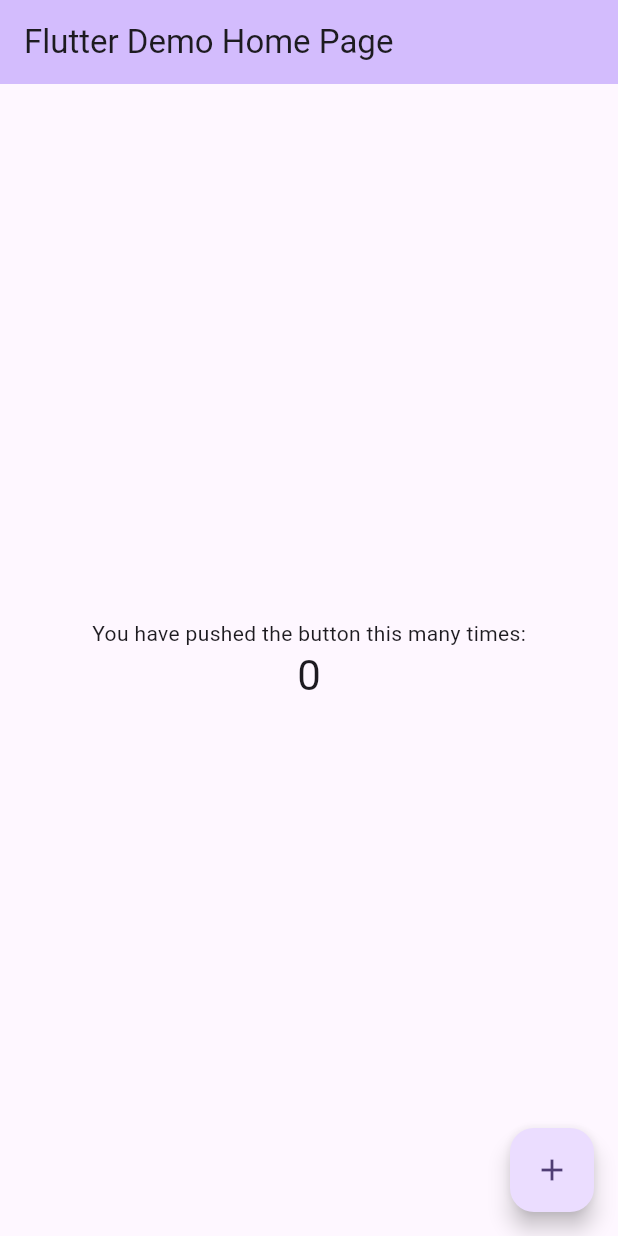
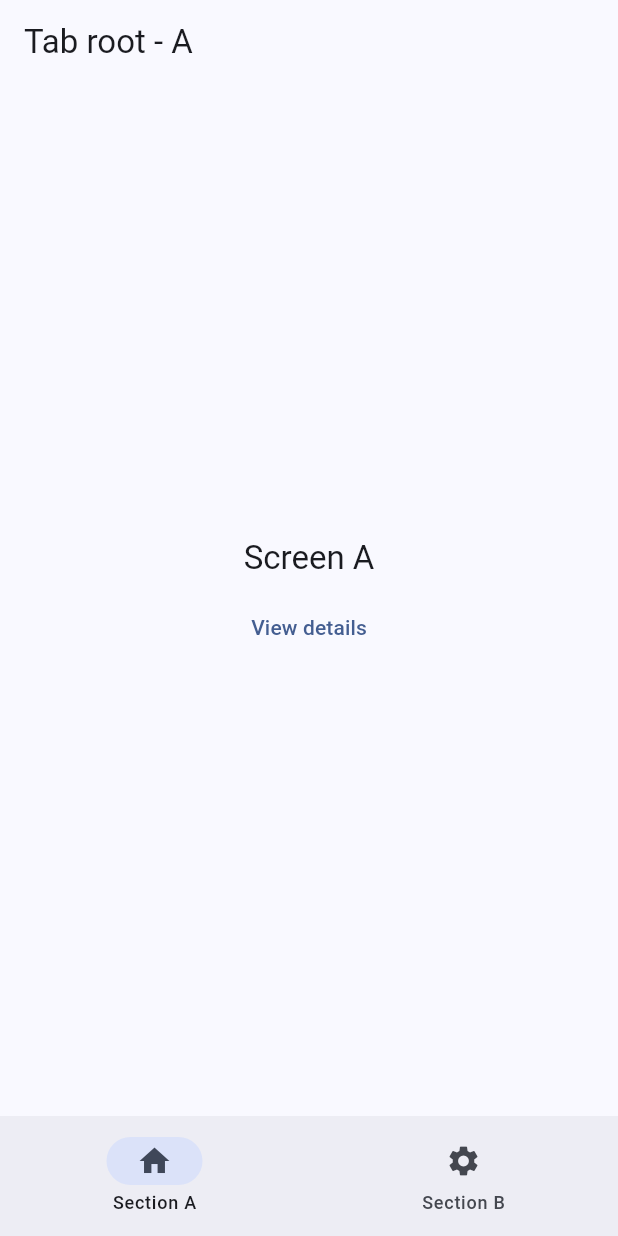
Before and after one commit to caodaion/caodaion_flutter, a Flutter app: the screen it shows after launch, on a phone screen of 412 x 824 dp. Run offline on Flutter 3.47's test engine with Material 3 defaults, Android fonts, the light colour scheme and no system bars; our stand-ins replace go_router.

Commit message:
update navigation method

```diff
--- a/lib/main.dart
+++ b/lib/main.dart
@@ -1,125 +1,281 @@
 import 'package:flutter/material.dart';
+import 'package:go_router/go_router.dart';
+// ignore: depend_on_referenced_packages
+import 'package:flutter_web_plugins/url_strategy.dart';
+
+// private navigators
+final _rootNavigatorKey = GlobalKey<NavigatorState>();
+final _shellNavigatorAKey = GlobalKey<NavigatorState>(debugLabel: 'shellA');
+final _shellNavigatorBKey = GlobalKey<NavigatorState>(debugLabel: 'shellB');
+
+final goRouter = GoRouter(
+  initialLocation: '/a',
+  // * Passing a navigatorKey causes an issue on hot reload:
+  // * https://github.com/flutter/flutter/issues/113757#issuecomment-1518421380
+  // * However it's still necessary otherwise the navigator pops back to
+  // * root on hot reload
+  navigatorKey: _rootNavigatorKey,
+  debugLogDiagnostics: true,
+  routes: [
+    // Stateful navigation based on:
+    // https://github.com/flutter/packages/blob/main/packages/go_router/example/lib/stateful_shell_route.dart
+    StatefulShellRoute.indexedStack(
+      builder: (context, state, navigationShell) {
+        return ScaffoldWithNestedNavigation(navigationShell: navigationShell);
+      },
+      branches: [
+        StatefulShellBranch(
+          navigatorKey: _shellNavigatorAKey,
+          routes: [
+            GoRoute(
+              path: '/a',
+              pageBuilder: (context, state) => const NoTransitionPage(
+                child: RootScreen(label: 'A', detailsPath: '/a/details'),
+              ),
+              routes: [
+                GoRoute(
+                  path: 'details',
+                  builder: (context, state) => const DetailsScreen(label: 'A'),
+                ),
+              ],
+            ),
+          ],
+        ),
+        StatefulShellBranch(
+          navigatorKey: _shellNavigatorBKey,
+          routes: [
+            // Shopping Cart
+            GoRoute(
+              path: '/b',
+              pageBuilder: (context, state) => const NoTransitionPage(
+                child: RootScreen(label: 'B', detailsPath: '/b/details'),
+              ),
+              routes: [
+                GoRoute(
+                  path: 'details',
+                  builder: (context, state) => const DetailsScreen(label: 'B'),
+                ),
+              ],
+            ),
+          ],
+        ),
+      ],
+    ),
+  ],
+);
 
 void main() {
+  // turn off the # in the URLs on the web
+  usePathUrlStrategy();
   runApp(const MyApp());
 }
 
 class MyApp extends StatelessWidget {
   const MyApp({super.key});
 
-  // This widget is the root of your application.
   @override
   Widget build(BuildContext context) {
-    return MaterialApp(
-      title: 'Flutter Demo',
+    return MaterialApp.router(
+      routerConfig: goRouter,
+      debugShowCheckedModeBanner: false,
       theme: ThemeData(
-        // This is the theme of your application.
-        //
-        // TRY THIS: Try running your application with "flutter run". You'll see
-        // the application has a purple toolbar. Then, without quitting the app,
-        // try changing the seedColor in the colorScheme below to Colors.green
-        // and then invoke "hot reload" (save your changes or press the "hot
-        // reload" button in a Flutter-supported IDE, or press "r" if you used
-        // the command line to start the app).
-        //
-        // Notice that the counter didn't reset back to zero; the application
-        // state is not lost during the reload. To reset the state, use hot
-        // restart instead.
-        //
-        // This works for code too, not just values: Most code changes can be
-        // tested with just a hot reload.
-        colorScheme: ColorScheme.fromSeed(seedColor: Colors.deepPurple),
-        useMaterial3: true,
+        colorScheme: ColorScheme.fromSeed(
+          seedColor: const Color(0xff4285f4),
+        ),
       ),
-      home: const MyHomePage(title: 'Flutter Demo Home Page'),
     );
   }
 }
 
-class MyHomePage extends StatefulWidget {
-  const MyHomePage({super.key, required this.title});
+// Stateful navigation based on:
+// https://github.com/flutter/packages/blob/main/packages/go_router/example/lib/stateful_shell_route.dart
+class ScaffoldWithNestedNavigation extends StatelessWidget {
+  const ScaffoldWithNestedNavigation({
+    Key? key,
+    required this.navigationShell,
+  }) : super(
+            key: key ?? const ValueKey<String>('ScaffoldWithNestedNavigation'));
+  final StatefulNavigationShell navigationShell;
 
-  // This widget is the home page of your application. It is stateful, meaning
-  // that it has a State object (defined below) that contains fields that affect
-  // how it looks.
-
-  // This class is the configuration for the state. It holds the values (in this
-  // case the title) provided by the parent (in this case the App widget) and
-  // used by the build method of the State. Fields in a Widget subclass are
-  // always marked "final".
-
-  final String title;
-
-  @override
-  State<MyHomePage> createState() => _MyHomePageState();
-}
-
-class _MyHomePageState extends State<MyHomePage> {
-  int _counter = 0;
-
-  void _incrementCounter() {
-    setState(() {
-      // This call to setState tells the Flutter framework that something has
-      // changed in this State, which causes it to rerun the build method below
-      // so that the display can reflect the updated values. If we changed
-      // _counter without calling setState(), then the build method would not be
-      // called again, and so nothing would appear to happen.
-      _counter++;
-    });
+  void _goBranch(int index) {
+    navigationShell.goBranch(
+      index,
+      // A common pattern when using bottom navigation bars is to support
+      // navigating to the initial location when tapping the item that is
+      // already active. This example demonstrates how to support this behavior,
+      // using the initialLocation parameter of goBranch.
+      initialLocation: index == navigationShell.currentIndex,
+    );
   }
 
   @override
   Widget build(BuildContext context) {
-    // This method is rerun every time setState is called, for instance as done
-    // by the _incrementCounter method above.
-    //
-    // The Flutter framework has been optimized to make rerunning build methods
-    // fast, so that you can just rebuild anything that needs updating rather
-    // than having to individually change instances of widgets.
+    return LayoutBuilder(builder: (context, constraints) {
+      if (constraints.maxWidth < 450) {
+        return ScaffoldWithNavigationBar(
+          body: navigationShell,
+          selectedIndex: navigationShell.currentIndex,
+          onDestinationSelected: _goBranch,
+        );
+      } else {
+        return ScaffoldWithNavigationRail(
+          body: navigationShell,
+          selectedIndex: navigationShell.currentIndex,
+          onDestinationSelected: _goBranch,
+        );
+      }
+    });
+  }
+}
+
+class ScaffoldWithNavigationBar extends StatelessWidget {
+  const ScaffoldWithNavigationBar({
+    super.key,
+    required this.body,
+    required this.selectedIndex,
+    required this.onDestinationSelected,
+  });
+  final Widget body;
+  final int selectedIndex;
+  final ValueChanged<int> onDestinationSelected;
+
+  @override
+  Widget build(BuildContext context) {
+    return Scaffold(
+      body: body,
+      bottomNavigationBar: NavigationBar(
+        selectedIndex: selectedIndex,
+        destinations: const [
+          NavigationDestination(label: 'Section A', icon: Icon(Icons.home)),
+          NavigationDestination(label: 'Section B', icon: Icon(Icons.settings)),
+        ],
+        onDestinationSelected: onDestinationSelected,
+      ),
+    );
+  }
+}
+
+class ScaffoldWithNavigationRail extends StatelessWidget {
+  const ScaffoldWithNavigationRail({
+    super.key,
+    required this.body,
+    required this.selectedIndex,
+    required this.onDestinationSelected,
+  });
+  final Widget body;
+  final int selectedIndex;
+  final ValueChanged<int> onDestinationSelected;
+
+  @override
+  Widget build(BuildContext context) {
+    return Scaffold(
+      body: Row(
+        children: [
+          NavigationRail(
+            selectedIndex: selectedIndex,
+            onDestinationSelected: onDestinationSelected,
+            labelType: NavigationRailLabelType.all,
+            destinations: const <NavigationRailDestination>[
+              NavigationRailDestination(
+                label: Text('Section A'),
+                icon: Icon(Icons.home),
+              ),
+              NavigationRailDestination(
+                label: Text('Section B'),
+                icon: Icon(Icons.settings),
+              ),
+            ],
+          ),
+          const VerticalDivider(thickness: 1, width: 1),
+          // This is the main content.
+          Expanded(
+            child: body,
+          ),
+        ],
+      ),
+    );
+  }
+}
+
+/// Widget for the root/initial pages in the bottom navigation bar.
+class RootScreen extends StatelessWidget {
+  /// Creates a RootScreen
+  const RootScreen({required this.label, required this.detailsPath, Key? key})
+      : super(key: key);
+
+  /// The label
+  final String label;
+
+  /// The path to the detail page
+  final String detailsPath;
+
+  @override
+  Widget build(BuildContext context) {
     return Scaffold(
       appBar: AppBar(
-        // TRY THIS: Try changing the color here to a specific color (to
-        // Colors.amber, perhaps?) and trigger a hot reload to see the AppBar
-        // change color while the other colors stay the same.
-        backgroundColor: Theme.of(context).colorScheme.inversePrimary,
-        // Here we take the value from the MyHomePage object that was created by
-        // the App.build method, and use it to set our appbar title.
-        title: Text(widget.title),
+        title: Text('Tab root - $label'),
       ),
       body: Center(
-        // Center is a layout widget. It takes a single child and positions it
-        // in the middle of the parent.
         child: Column(
-          // Column is also a layout widget. It takes a list of children and
-          // arranges them vertically. By default, it sizes itself to fit its
-          // children horizontally, and tries to be as tall as its parent.
-          //
-          // Column has various properties to control how it sizes itself and
-          // how it positions its children. Here we use mainAxisAlignment to
-          // center the children vertically; the main axis here is the vertical
-          // axis because Columns are vertical (the cross axis would be
-          // horizontal).
-          //
-          // TRY THIS: Invoke "debug painting" (choose the "Toggle Debug Paint"
-          // action in the IDE, or press "p" in the console), to see the
-          // wireframe for each widget.
-          mainAxisAlignment: MainAxisAlignment.center,
+          mainAxisSize: MainAxisSize.min,
           children: <Widget>[
-            const Text(
-              'You have pushed the button this many times:',
-            ),
-            Text(
-              '$_counter',
-              style: Theme.of(context).textTheme.headlineMedium,
+            Text('Screen $label',
+                style: Theme.of(context).textTheme.titleLarge),
+            const Padding(padding: EdgeInsets.all(4)),
+            TextButton(
+              onPressed: () => context.go(detailsPath),
+              child: const Text('View details'),
             ),
           ],
         ),
       ),
-      floatingActionButton: FloatingActionButton(
-        onPressed: _incrementCounter,
-        tooltip: 'Increment',
-        child: const Icon(Icons.add),
-      ), // This trailing comma makes auto-formatting nicer for build methods.
     );
   }
 }
+
+/// The details screen for either the A or B screen.
+class DetailsScreen extends StatefulWidget {
+  /// Constructs a [DetailsScreen].
+  const DetailsScreen({
+    required this.label,
+    Key? key,
+  }) : super(key: key);
+
+  /// The label to display in the center of the screen.
+  final String label;
+
+  @override
+  State<StatefulWidget> createState() => DetailsScreenState();
+}
+
+/// The state for DetailsScreen
+class DetailsScreenState extends State<DetailsScreen> {
+  int _counter = 0;
+
+  @override
+  Widget build(BuildContext context) {
+    return Scaffold(
+      appBar: AppBar(
+        title: Text('Details Screen - ${widget.label}'),
+      ),
+      body: Center(
+        child: Column(
+          mainAxisSize: MainAxisSize.min,
+          children: <Widget>[
+            Text('Details for ${widget.label} - Counter: $_counter',
+                style: Theme.of(context).textTheme.titleLarge),
+            const Padding(padding: EdgeInsets.all(4)),
+            TextButton(
+              onPressed: () {
+                setState(() {
+                  _counter++;
+                });
+              },
+              child: const Text('Increment counter'),
+            ),
+          ],
+        ),
+      ),
+    );
+  }
+}
--- a/pubspec.yaml
+++ b/pubspec.yaml
@@ -30,6 +30,7 @@ environment:
 dependencies:
   flutter:
     sdk: flutter
+  go_router: ^12.1.1
 
 
   # The following adds the Cupertino Icons font to your application.
```
Also changed, not shown: pubspec.lock, 16 other files.
